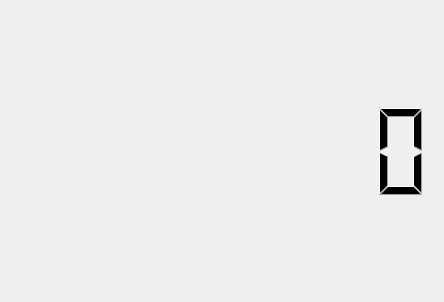
First picture: the form in mainwindow.ui, repository Waqar144/SimpleClockWidget, before the edit.
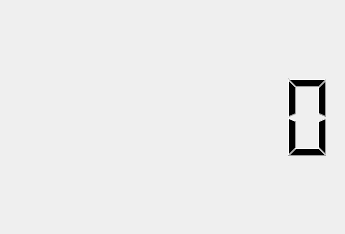
Second picture: the form after the edit.

```diff
--- a/mainwindow.ui
+++ b/mainwindow.ui
@@ -6,10 +6,16 @@
    <rect>
     <x>0</x>
     <y>0</y>
-    <width>444</width>
-    <height>302</height>
+    <width>345</width>
+    <height>234</height>
    </rect>
   </property>
+  <property name="sizePolicy">
+   <sizepolicy hsizetype="Preferred" vsizetype="Preferred">
+    <horstretch>0</horstretch>
+    <verstretch>0</verstretch>
+   </sizepolicy>
+  </property>
   <property name="windowTitle">
    <string>MainWindow</string>
   </property>
@@ -21,7 +27,7 @@
        <enum>QFrame::NoFrame</enum>
       </property>
       <property name="digitCount">
-       <number>8</number>
+       <number>7</number>
       </property>
      </widget>
     </item>
```
Left out of the diff: 2 changed lines with no effect on the pictures.
